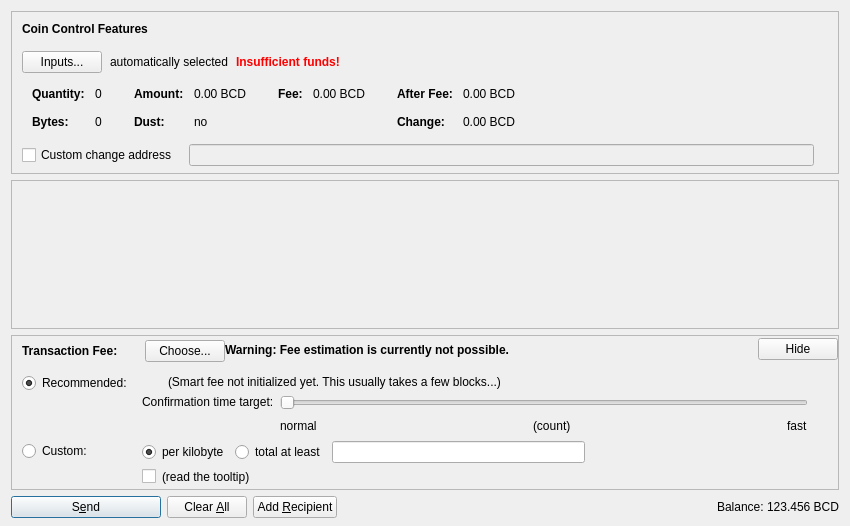
This is src/qt/forms/sendcoinsdialog.ui in eveybcd/BitcoinDiamond as Qt 5 draws it before an edit. The edited form follows.
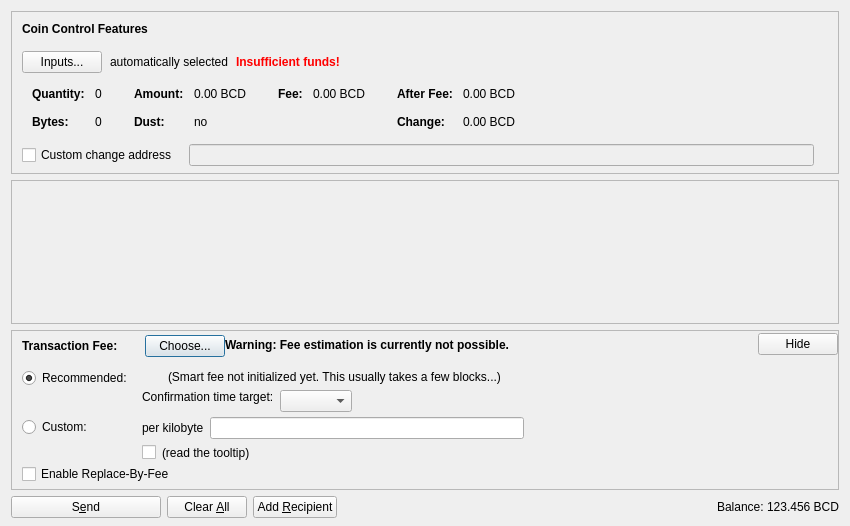
This is the edited form. Icons and pictures are not drawn. Custom widgets are drawn as their Qt base class.

The edit to the form file:
```diff
--- a/src/qt/forms/sendcoinsdialog.ui
+++ b/src/qt/forms/sendcoinsdialog.ui
@@ -846,32 +846,13 @@
                <item>
                 <layout class="QHBoxLayout" name="horizontalLayoutFee13">
                  <item>
-                  <widget class="QRadioButton" name="radioCustomPerKilobyte">
+                  <widget class="QLabel" name="labelCustomPerKilobyte">
                    <property name="toolTip">
                     <string>If the custom fee is set to 1000 satoshis and the transaction is only 250 bytes, then &quot;per kilobyte&quot; only pays 250 satoshis in fee, while &quot;total at least&quot; pays 1000 satoshis. For transactions bigger than a kilobyte both pay by kilobyte.</string>
                    </property>
                    <property name="text">
                     <string>per kilobyte</string>
                    </property>
-                   <property name="checked">
-                    <bool>true</bool>
-                   </property>
-                   <attribute name="buttonGroup">
-                    <string notr="true">groupCustomFee</string>
-                   </attribute>
-                  </widget>
-                 </item>
-                 <item>
-                  <widget class="QRadioButton" name="radioCustomAtLeast">
-                   <property name="toolTip">
-                    <string>If the custom fee is set to 1000 satoshis and the transaction is only 250 bytes, then &quot;per kilobyte&quot; only pays 250 satoshis in fee, while &quot;total at least&quot; pays 1000 satoshis. For transactions bigger than a kilobyte both pay by kilobyte.</string>
-                   </property>
-                   <property name="text">
-                    <string>total at least</string>
-                   </property>
-                   <attribute name="buttonGroup">
-                    <string notr="true">groupCustomFee</string>
-                   </attribute>
                   </widget>
                  </item>
                  <item>
@@ -1081,44 +1062,15 @@
                     <number>30</number>
                    </property>
                    <item>
-                    <widget class="QSlider" name="sliderSmartFee">
-                     <property name="minimum">
+                    <layout class="QHBoxLayout" name="horizontalLayoutConfTarget">
+                     <property name="bottomMargin">
                       <number>0</number>
                      </property>
-                     <property name="maximum">
-                      <number>23</number>
-                     </property>
-                     <property name="pageStep">
-                      <number>1</number>
-                     </property>
-                     <property name="value">
-                      <number>0</number>
-                     </property>
-                     <property name="orientation">
-                      <enum>Qt::Horizontal</enum>
-                     </property>
-                     <property name="invertedAppearance">
-                      <bool>false</bool>
-                     </property>
-                     <property name="invertedControls">
-                      <bool>false</bool>
-                     </property>
-                     <property name="tickPosition">
-                      <enum>QSlider::NoTicks</enum>
-                     </property>
-                    </widget>
-                   </item>
-                   <item>
-                    <layout class="QHBoxLayout" name="horizontalLayoutFee10">
                      <item>
-                      <widget class="QLabel" name="labelSmartFeeNormal">
-                       <property name="text">
-                        <string>normal</string>
-                       </property>
-                      </widget>
+                      <widget class="QComboBox" name="confTargetSelector"/>
                      </item>
                      <item>
-                      <spacer name="horizontalSpacer_7">
+                      <spacer name="horizontalSpacerConfTarget">
                        <property name="orientation">
                         <enum>Qt::Horizontal</enum>
                        </property>
@@ -1130,33 +1082,6 @@
                        </property>
                       </spacer>
                      </item>
-                     <item>
-                      <widget class="QLabel" name="confirmationTargetLabel">
-                       <property name="text">
-                        <string notr="true">(count)</string>
-                       </property>
-                      </widget>
-                     </item>
-                     <item>
-                      <spacer name="horizontalSpacer_3">
-                       <property name="orientation">
-                        <enum>Qt::Horizontal</enum>
-                       </property>
-                       <property name="sizeHint" stdset="0">
-                        <size>
-                         <width>40</width>
-                         <height>20</height>
-                        </size>
-                       </property>
-                      </spacer>
-                     </item>
-                     <item>
-                      <widget class="QLabel" name="labelSmartFeeFast">
-                       <property name="text">
-                        <string>fast</string>
-                       </property>
-                      </widget>
-                     </item>
                     </layout>
                    </item>
                   </layout>
@@ -1180,6 +1105,16 @@
              </item>
             </layout>
            </item>
+           <item>
+            <widget class="QCheckBox" name="optInRBF">
+             <property name="text">
+              <string>Enable Replace-By-Fee</string>
+             </property>
+             <property name="toolTip">
+              <string>With Replace-By-Fee (BIP-125) you can increase a transaction's fee after it is sent. Without this, a higher fee may be recommended to compensate for increased transaction delay risk.</string>
+             </property>
+            </widget>
+           </item>
           </layout>
          </widget>
         </item>
@@ -1190,8 +1125,8 @@
           </property>
           <property name="sizeHint" stdset="0">
            <size>
-            <width>800</width>
-            <height>1</height>
+            <width>40</width>
+            <height>5</height>
            </size>
           </property>
          </spacer>
@@ -1225,7 +1160,7 @@
         <bool>false</bool>
        </property>
        <property name="default">
-        <bool>true</bool>
+        <bool>false</bool>
        </property>
       </widget>
      </item>
```
Left out of the diff: 7 changed lines with no effect on the pictures.
